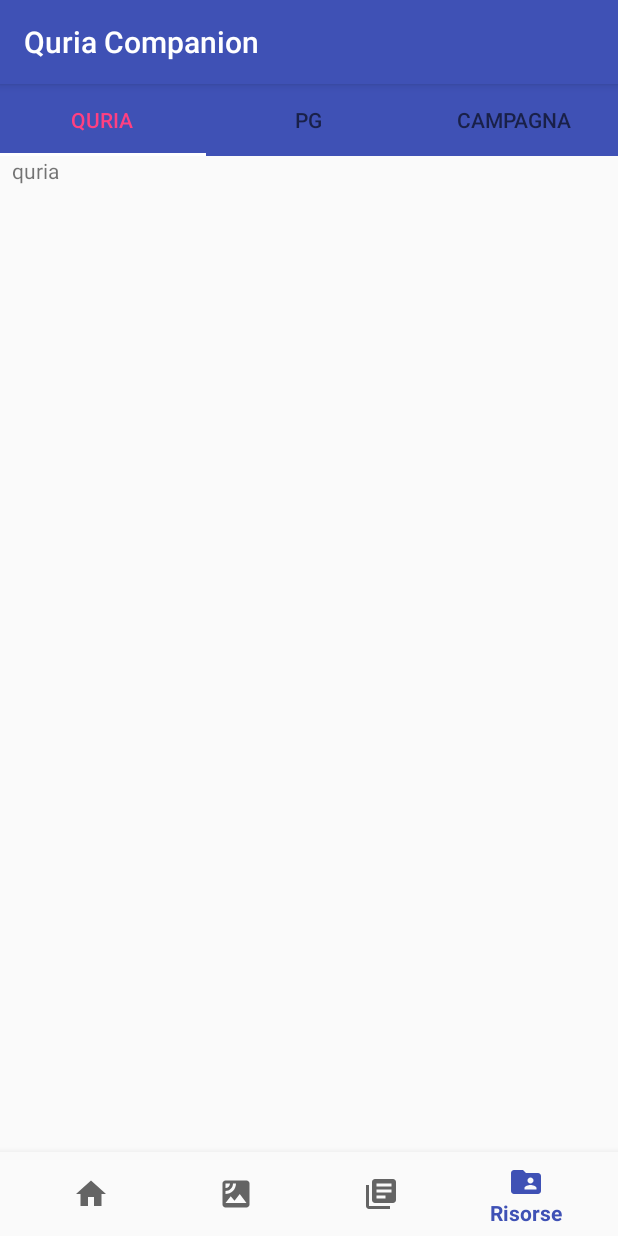
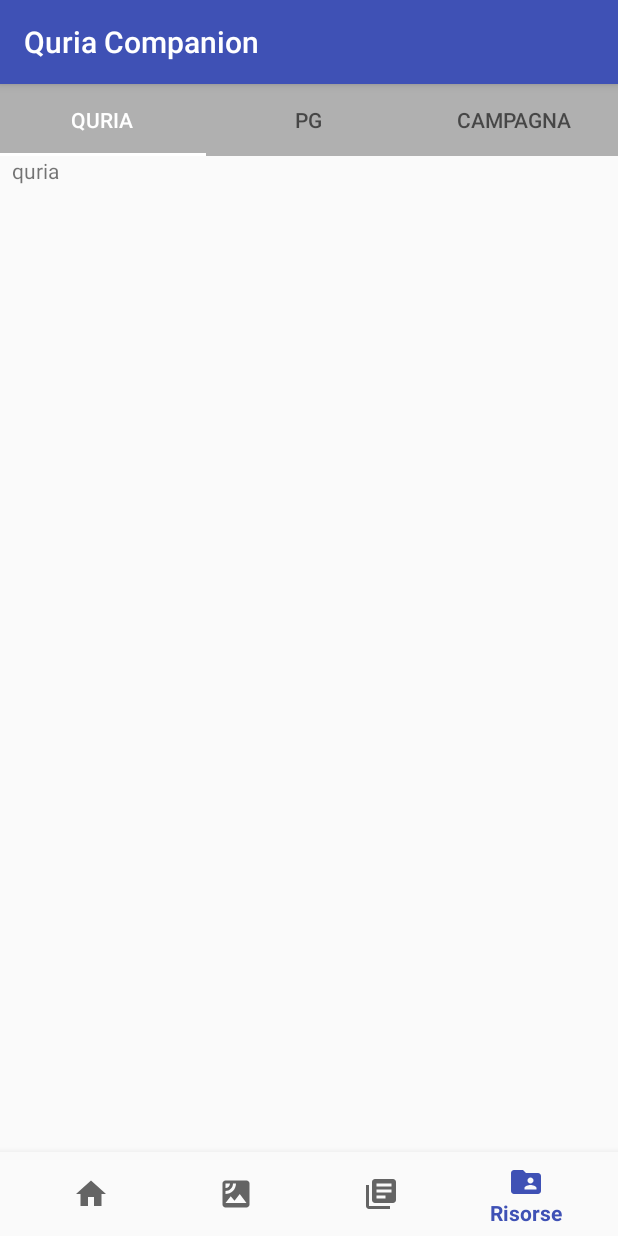
Before and after one commit to FedeX15/quria-app, an Android app: the screen it shows after launch (HomeActivity), item 4 of the bottom bar chosen, on a phone screen of 412 x 824 dp. Run offline under Robolectric (Android 15) with nearby library versions, the phone set to English and light mode, and no system bars; libraries missing offline, so code that uses them is left out: com.davemorrissey.labs, com.google.api.client, junit.framework; 1 statement that could not run was skipped.

Commit message:
Colore tab scheda risorse

```diff
--- a/app/src/main/res/layout/risorse.xml
+++ b/app/src/main/res/layout/risorse.xml
@@ -8,12 +8,12 @@
         android:id="@+id/tabLayout"
         android:layout_width="0dp"
         android:layout_height="wrap_content"
-        android:background="@color/colorPrimary"
+        android:background="@color/semitrasp2"
         app:layout_constraintEnd_toEndOf="parent"
         app:layout_constraintStart_toStartOf="parent"
         app:layout_constraintTop_toTopOf="parent"
         app:tabIndicatorColor="@color/cardview_light_background"
-        app:tabSelectedTextColor="@color/colorAccent">
+        app:tabSelectedTextColor="@color/cardview_light_background">
 
         <android.support.design.widget.TabItem
             android:layout_width="wrap_content"
```
